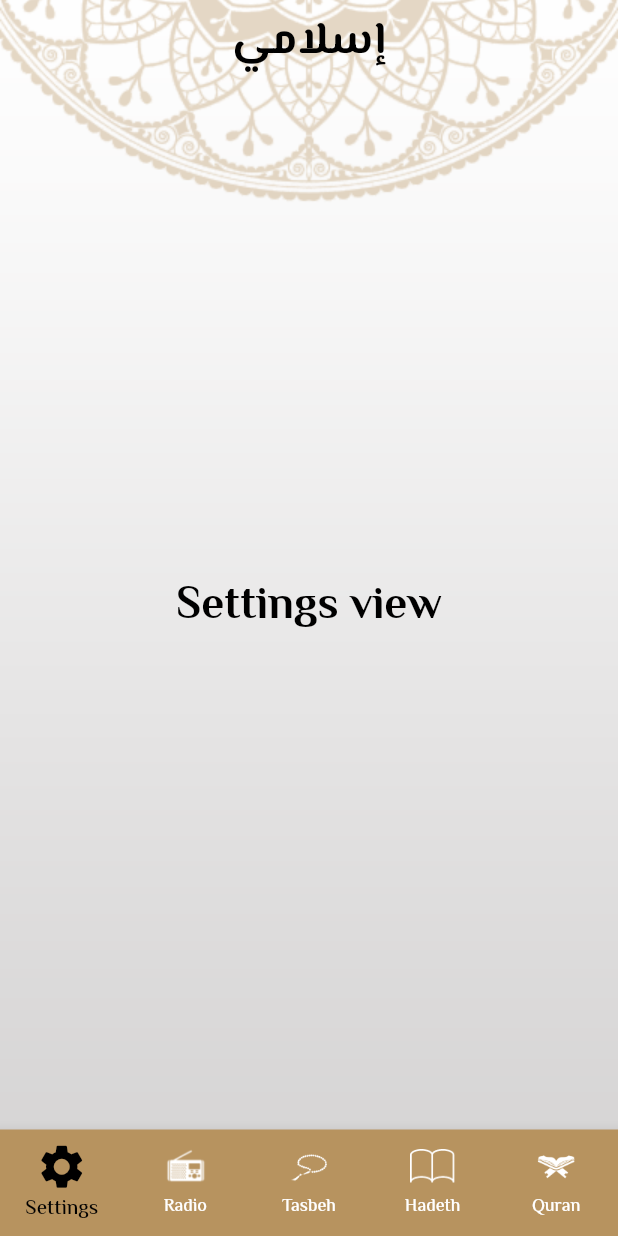
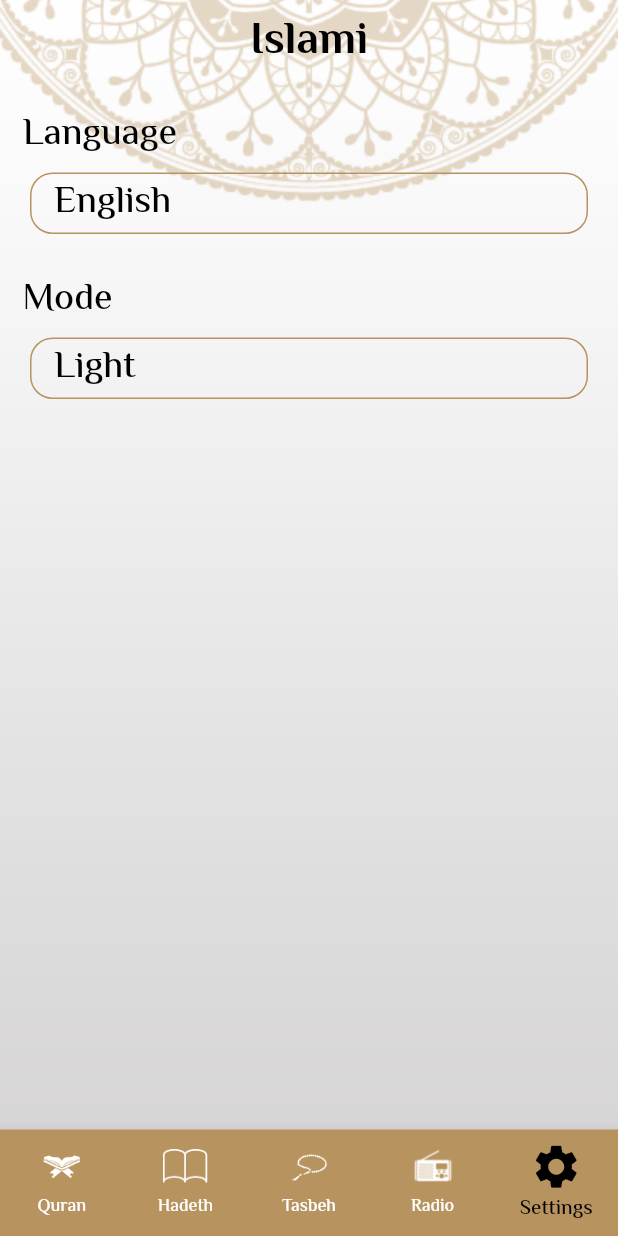
Before and after one commit to salmaHamza83934/islami_app, a Flutter app: the screen it shows after launch, item 5 of the bottom bar chosen, on a phone screen of 412 x 824 dp. Run offline on Flutter 3.47's test engine with Material 2 defaults, Android fonts, the phone set to English and light mode, and no system bars; our stand-ins replace google_fonts, shared_preferences; generated files the repository leaves out were written again.

Commit message:
finished settings (language and theming) and used shared preferences to save the changes.

```diff
--- a/lib/core/theme/application_theme.dart
+++ b/lib/core/theme/application_theme.dart
@@ -1,9 +1,23 @@
 import 'package:flutter/material.dart';
 import 'package:google_fonts/google_fonts.dart';
 
-class ApplicationTheme{
-  static ThemeData lightTheme =ThemeData(
-    primaryColor: Color(0xFFB7935F),
+class ApplicationTheme {
+  static const primaryColor = Color(0xFFB7935F);
+  static const darkPrimaryColor = Color(0xFF0F1424);
+  static ThemeData lightTheme = ThemeData(
+    primaryColor: primaryColor,
+    colorScheme: const ColorScheme(
+        brightness: Brightness.light,
+        primary: primaryColor,
+        onPrimary: Colors.black,
+        secondary: primaryColor,
+        onSecondary: Colors.white,
+        error: Colors.red,
+        onError: Colors.redAccent,
+        background: Colors.white,
+        onBackground: Colors.white70,
+        surface: Colors.white38,
+        onSurface: Colors.white60),
     scaffoldBackgroundColor: Colors.transparent,
     bottomNavigationBarTheme: BottomNavigationBarThemeData(
       type: BottomNavigationBarType.fixed,
@@ -14,10 +28,7 @@
       ),
       selectedItemColor: Colors.black,
       unselectedItemColor: Colors.white,
-      unselectedIconTheme: IconThemeData(
-          color: Colors.white,
-          size: 30
-      ),
+      unselectedIconTheme: IconThemeData(color: Colors.white, size: 30),
     ),
     textTheme: TextTheme(
       titleLarge: GoogleFonts.elMessiri(
@@ -40,7 +51,6 @@
         color: Colors.black,
         fontWeight: FontWeight.normal,
       ),
-
     ),
     appBarTheme: AppBarTheme(
       iconTheme: IconThemeData(
@@ -56,49 +66,57 @@
       ),
     ),
   );
-  static ThemeData darkTheme =ThemeData(
-    primaryColor: Color(0xFFB7935F),
+  static ThemeData darkTheme = ThemeData(
+    primaryColor: Color(0xFFFACC1D),
+    colorScheme: const ColorScheme(
+        brightness: Brightness.dark,
+        primary: Color(0xFF0F1424),
+        onPrimary: Colors.white,
+        secondary: Color(0xFFFACC1D),
+        onSecondary: Colors.white,
+        error: Colors.red,
+        onError: Colors.redAccent,
+        background: darkPrimaryColor,
+        onBackground: Colors.white70,
+        surface: Colors.white38,
+        onSurface: Colors.white60),
     scaffoldBackgroundColor: Colors.transparent,
     bottomNavigationBarTheme: BottomNavigationBarThemeData(
       type: BottomNavigationBarType.fixed,
-      backgroundColor: Color(0xFFB7935F),
+      backgroundColor: darkPrimaryColor,
       selectedIconTheme: IconThemeData(
-        color: Colors.black,
+        color: Color(0xFFFACC1D),
         size: 35,
       ),
-      selectedItemColor: Colors.black,
+      selectedItemColor: Color(0xFFFACC1D),
       unselectedItemColor: Colors.white,
-      unselectedIconTheme: IconThemeData(
-          color: Colors.white,
-          size: 30
-      ),
+      unselectedIconTheme: IconThemeData(color: Colors.white, size: 30),
     ),
     textTheme: TextTheme(
       titleLarge: GoogleFonts.elMessiri(
         fontSize: 30,
-        color: Colors.black,
+        color: Colors.white,
         fontWeight: FontWeight.bold,
       ),
       bodyLarge: GoogleFonts.elMessiri(
         fontSize: 25,
-        color: Colors.black,
+        color: Colors.white,
         fontWeight: FontWeight.bold,
       ),
       bodyMedium: GoogleFonts.elMessiri(
         fontSize: 25,
-        color: Colors.black,
+        color: Colors.white,
         fontWeight: FontWeight.w500,
       ),
       bodySmall: GoogleFonts.elMessiri(
         fontSize: 20,
-        color: Colors.black,
+        color: Color(0xFFFACC1D),
         fontWeight: FontWeight.normal,
       ),
-
     ),
     appBarTheme: AppBarTheme(
       iconTheme: IconThemeData(
-        color: Colors.black,
+        color: Colors.white,
       ),
       elevation: 0,
       color: Colors.transparent,
@@ -106,7 +124,7 @@
       titleTextStyle: GoogleFonts.elMessiri(
         fontSize: 30,
         fontWeight: FontWeight.bold,
-        color: Colors.black,
+        color: Colors.white,
       ),
     ),
   );
--- a/lib/l10n/app_ar.arb
+++ b/lib/l10n/app_ar.arb
@@ -2,5 +2,11 @@
   "appTitle": "إسلامي",
   "suraName": "اسم السورة",
   "suraNumber": "رقم السورة",
-  "ahadeth": "الأحاديث"
+  "ahadeth": "الأحاديث",
+  "english": "إنجليزي",
+  "arabic": "عربي",
+  "language": "اللغة",
+  "mode": "الوضع",
+  "light": "نهاري",
+  "dark": "ليلي"
 }
--- a/lib/l10n/app_en.arb
+++ b/lib/l10n/app_en.arb
@@ -2,5 +2,11 @@
   "appTitle": "Islami",
   "suraName": "sura name",
   "suraNumber": "sura number",
-  "ahadeth": "Ahadeth"
+  "ahadeth": "Ahadeth",
+  "english": "English",
+  "arabic": "Arabic",
+  "language": "Language",
+  "mode": "Mode",
+  "light": "Light",
+  "dark": "Dark"
 }
--- a/lib/layout/home.dart
+++ b/lib/layout/home.dart
@@ -4,8 +4,10 @@
 import 'package:islami_app/moduls/quran/quran_view.dart';
 import 'package:islami_app/moduls/radio/radio_view.dart';
 import 'package:islami_app/moduls/settings/settings_view.dart';
+import 'package:provider/provider.dart';
 
 import '../moduls/tasbeh/tasbeh_view.dart';
+import '../providers/my_provider.dart';
 
 class HomeScreen extends StatefulWidget {
   static const String routeName='home_screen';
@@ -25,10 +27,14 @@
   ];
   @override
   Widget build(BuildContext context) {
+    var provider = Provider.of<MyProvider>(context);
     return Container(
       decoration: BoxDecoration(
         image: DecorationImage(
-          image: AssetImage('assets/images/bg.png'), fit: BoxFit.cover,
+          image: AssetImage(provider.theme == ThemeMode.light
+              ? 'assets/images/bg.png'
+              : 'assets/images/dark_bg.png'),
+          fit: BoxFit.cover,
         ),
       ),
       child: Scaffold(
@@ -39,8 +45,7 @@
         bottomNavigationBar: BottomNavigationBar(
           currentIndex: selectedIndex,
           onTap: (int index){
-            setState(() {
-            });
+            setState(() {});
             selectedIndex=index;
           },
           items: [
--- a/lib/main.dart
+++ b/lib/main.dart
@@ -1,26 +1,36 @@
 import 'package:flutter/material.dart';
 import 'package:flutter_gen/gen_l10n/app_localizations.dart';
-import 'package:intl/intl.dart';
 import 'package:islami_app/core/theme/application_theme.dart';
 import 'package:islami_app/layout/home.dart';
 import 'package:islami_app/moduls/hadeth/hadeth_details.dart';
 import 'package:islami_app/moduls/quran/quran_details.dart';
 import 'package:islami_app/moduls/splash_screen/splash_screen.dart';
+import 'package:islami_app/providers/my_provider.dart';
+import 'package:provider/provider.dart';
 
-void main() {
-  runApp(MyApp());
+void main() async {
+  WidgetsFlutterBinding.ensureInitialized();
+  MyProvider provider = MyProvider();
+  await provider.loadThemeandLang();
+  runApp(
+    ChangeNotifierProvider(
+      create: (context) => provider,
+      child: MyApp(),
+    ),
+  );
 }
 
 class MyApp extends StatelessWidget {
   Widget build(BuildContext context) {
-    bool isRTL = Intl.defaultLocale == 'ar';
+    var provider = Provider.of<MyProvider>(context);
     return MaterialApp(
         localizationsDelegates: AppLocalizations.localizationsDelegates,
         supportedLocales: AppLocalizations.supportedLocales,
-        locale: Locale("ar"),
+        locale: Locale(provider.local),
         debugShowCheckedModeBanner: false,
         theme: ApplicationTheme.lightTheme,
         darkTheme: ApplicationTheme.darkTheme,
+        themeMode: provider.theme,
         initialRoute: SplashScreen.routeName,
         routes: {
           SplashScreen.routeName: (context) => SplashScreen(),
--- a/lib/moduls/settings/settings_view.dart
+++ b/lib/moduls/settings/settings_view.dart
@@ -1,18 +1,88 @@
 import 'package:flutter/material.dart';
+import 'package:flutter_gen/gen_l10n/app_localizations.dart';
+import 'package:islami_app/moduls/settings/theme_bottom_sheet.dart';
+import 'package:islami_app/providers/my_provider.dart';
+import 'package:provider/provider.dart';
+
+import 'language_bottom_sheet.dart';
 
 class SettingsView extends StatelessWidget {
-
   @override
   Widget build(BuildContext context) {
-    return Center(
-      child: Text(
-        'Settings view',
-        style: TextStyle(
-          fontSize: 30,
-          fontWeight: FontWeight.bold,
-          color: Colors.black,
-        ),
+    var theme = Theme.of(context);
+    var provider = Provider.of<MyProvider>(context);
+    return Padding(
+      padding: const EdgeInsets.all(15),
+      child: Column(
+        crossAxisAlignment: CrossAxisAlignment.stretch,
+        children: [
+          Text(
+            AppLocalizations.of(context)!.language,
+          ),
+          GestureDetector(
+            onTap: () {
+              showLanguageBottomSheet(context);
+            },
+            child: Container(
+              margin: EdgeInsets.all(5),
+              padding: EdgeInsets.symmetric(horizontal: 15),
+              decoration: BoxDecoration(
+                  borderRadius: BorderRadius.circular(15),
+                  border: Border.all(color: theme.primaryColor)),
+              child: Text(
+                provider.local == 'en'
+                    ? AppLocalizations.of(context)!.english
+                    : AppLocalizations.of(context)!.arabic,
+              ),
+            ),
+          ),
+          SizedBox(
+            height: 20,
+          ),
+          Text(
+            AppLocalizations.of(context)!.mode,
+          ),
+          GestureDetector(
+            onTap: () {
+              showThemeBottomSheet(context);
+            },
+            child: Container(
+              margin: EdgeInsets.all(5),
+              padding: EdgeInsets.symmetric(horizontal: 15),
+              decoration: BoxDecoration(
+                  borderRadius: BorderRadius.circular(15),
+                  border: Border.all(color: theme.primaryColor)),
+              child: Text(
+                provider.theme == ThemeMode.light
+                    ? AppLocalizations.of(context)!.light
+                    : AppLocalizations.of(context)!.dark,
+              ),
+            ),
+          ),
+        ],
       ),
     );
   }
+
+  void showLanguageBottomSheet(BuildContext context) {
+    showModalBottomSheet(
+        context: context,
+        shape: OutlineInputBorder(
+            borderRadius: BorderRadius.only(
+                topLeft: Radius.circular(15), topRight: Radius.circular(15))),
+        builder: (context) {
+          return LanguageBottomSheet();
+        });
+  }
+
+  void showThemeBottomSheet(BuildContext context) {
+    showModalBottomSheet(
+        context: context,
+        shape: OutlineInputBorder(
+            borderRadius: BorderRadius.only(
+                topLeft: Radius.circular(15), topRight: Radius.circular(15))),
+        builder: (context) {
+          return ThemeBottomSheet();
+        });
+  }
 }
--- /dev/null
+++ b/lib/providers/my_provider.dart
@@ -0,0 +1,37 @@
+import 'package:flutter/material.dart';
+import 'package:shared_preferences/shared_preferences.dart';
+
+class MyProvider extends ChangeNotifier {
+  String local = 'en';
+  ThemeMode theme = ThemeMode.light;
+
+  changeTheme(ThemeMode mode) async {
+    SharedPreferences pref = await SharedPreferences.getInstance();
+    theme = mode;
+    theme == ThemeMode.light
+        ? pref.setBool('isLight', true)
+        : pref.setBool('isLight', false);
+    notifyListeners();
+  }
+
+  changeLanguage(String langCode) async {
+    SharedPreferences pref = await SharedPreferences.getInstance();
+    local = langCode;
+    langCode == 'en' ? pref.setBool('isEn', true) : pref.setBool('isEn', false);
+    notifyListeners();
+  }
+
+  Future<void> loadThemeandLang() async {
+    SharedPreferences pref = await SharedPreferences.getInstance();
+    bool? isLight = pref.getBool('isLight');
+    bool? isEn = pref.getBool('isEn');
+    if (isLight != null) {
+      theme = isLight ? ThemeMode.light : ThemeMode.dark;
+      notifyListeners();
+    }
+    if (isEn != null) {
+      local = isEn ? 'en' : 'ar';
+      notifyListeners();
+    }
+  }
+}
--- a/pubspec.yaml
+++ b/pubspec.yaml
@@ -37,6 +37,8 @@
   # Use with the CupertinoIcons class for iOS style icons.
   cupertino_icons: ^1.0.2
   google_fonts: ^5.1.0
+  provider: ^6.0.5
+  shared_preferences: ^2.2.1
 
 
 dev_dependencies:
```
Also changed, not shown: lib/moduls/hadeth/hadeth_details.dart (+7 -3 lines), lib/moduls/quran/quran_details.dart (+7 -2 lines), lib/moduls/settings/language_bottom_sheet.dart (added, +70 -0 lines), lib/moduls/settings/theme_bottom_sheet.dart (added, +70 -0 lines), lib/moduls/splash_screen/splash_screen.dart (+7 -3 lines), lib/moduls/tasbeh/tasbeh_view.dart (+10 -3 lines), assets/images/body_sebha_logo_dark.png (added), assets/images/dark_bg.png (added), assets/images/head_sebha_logo_dark.png (added), pubspec.lock, 1 other file.
